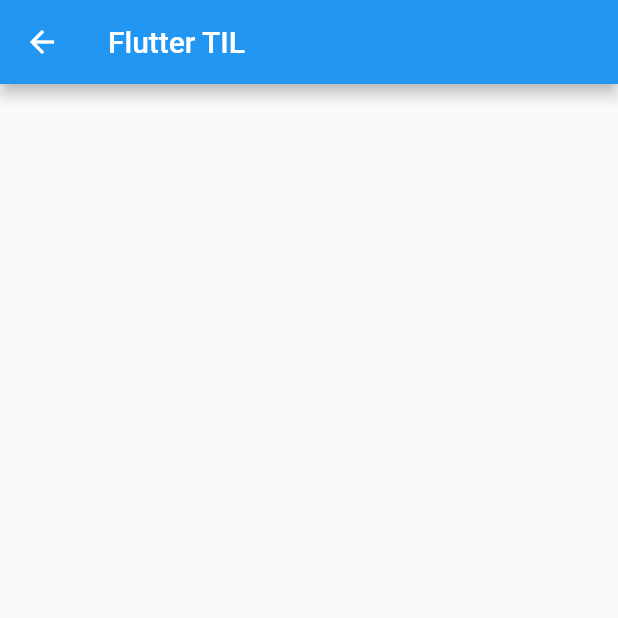
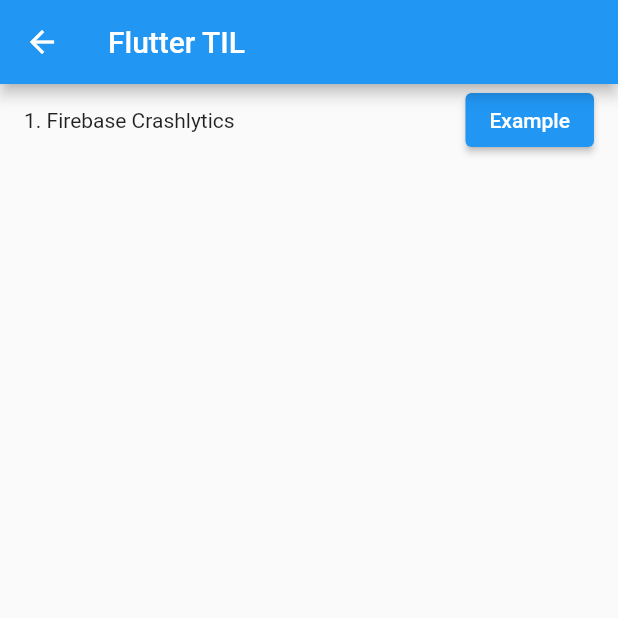
Before and after one commit to JaeHeee/Flutter_TIL, a Flutter app: the screen it shows after launch, after a tap on "Example", on a phone screen of 412 x 824 dp, the top half of it. Run offline on Flutter 3.47's test engine with Material 2 defaults, Android fonts, the phone set to English and light mode, and no system bars; our stand-ins replace firebase_core; accounts and stored records are empty.

Commit message:
feat: Add Firebase Crashlytics

```diff
--- a/lib/firebase/firebase_home_page.dart
+++ b/lib/firebase/firebase_home_page.dart
@@ -1,5 +1,8 @@
 import 'package:firebase_core/firebase_core.dart';
 import 'package:flutter/material.dart';
+
+import '../widget/til_button.dart';
+import 'firebase_crashlytics.dart';
 
 class FirebaseHomePage extends StatefulWidget {
   static const routeName = '/firebase-home';
@@ -12,7 +15,11 @@ class FirebaseHomePage extends StatefulWidget {
 
 class _FirebaseHomePageState extends State<FirebaseHomePage> {
   final Future<FirebaseApp> _initialization = Firebase.initializeApp();
-  final List<Widget> list = [];
+  final List<Widget> list = [
+    const TilButton(
+        title: '1. Firebase Crashlytics',
+        routeName: FirebaseCrashlyticsScreen.routeName),
+  ];
 
   @override
   Widget build(BuildContext context) {
--- a/lib/main.dart
+++ b/lib/main.dart
@@ -1,5 +1,6 @@
 import 'package:flutter/material.dart';
 
+import 'firebase/firebase_crashlytics.dart';
 import 'firebase/firebase_home_page.dart';
 import 'home_page.dart';
 
@@ -20,6 +21,8 @@ class MyApp extends StatelessWidget {
       home: HomePage(),
       routes: {
         FirebaseHomePage.routeName: (ctx) => const FirebaseHomePage(),
+        FirebaseCrashlyticsScreen.routeName: (ctx) =>
+            const FirebaseCrashlyticsScreen(),
       },
     );
   }
--- a/pubspec.yaml
+++ b/pubspec.yaml
@@ -26,6 +26,7 @@ dependencies:
 
   cupertino_icons: ^1.0.0
   firebase_core: ^1.6.0
+  firebase_crashlytics: ^2.2.1
 
 
 dev_dependencies:
```
Also changed, not shown: lib/firebase/firebase_crashlytics.dart (added, +17 -0 lines), pubspec.lock, 3 other files.
